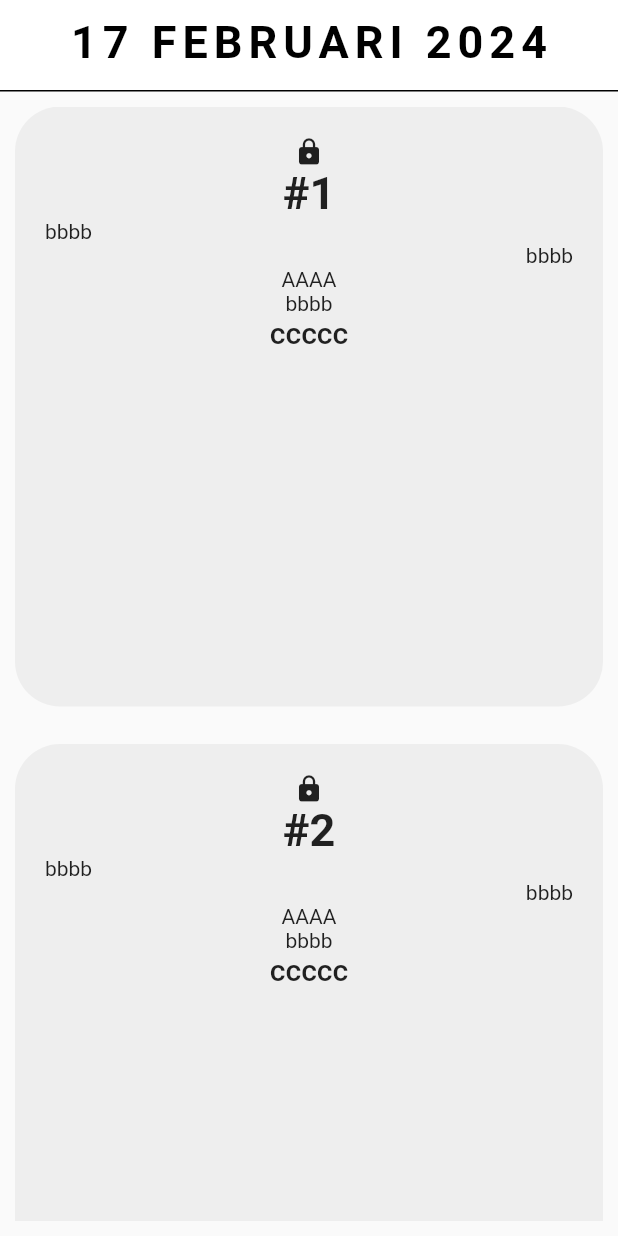
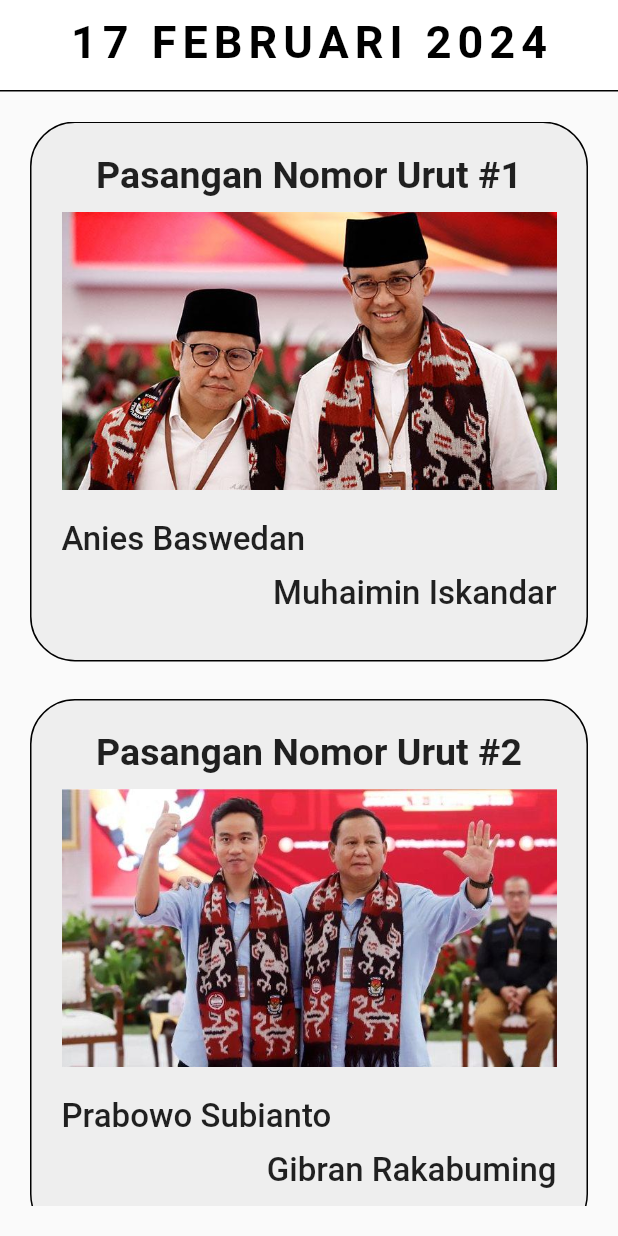
Before and after one commit to PS21michael/skripsilocal, a Flutter app: the screen it shows after launch, on a phone screen of 412 x 824 dp. Run offline on Flutter 3.47's test engine with Material 2 defaults, Android fonts, the phone set to English and light mode, and no system bars.

Commit message:
Add home page, finish

```diff
--- a/lib/main.dart
+++ b/lib/main.dart
@@ -16,7 +16,7 @@ class MyApp extends StatelessWidget {
     return MaterialApp(
       debugShowCheckedModeBanner: false,
       //home: MyHeader(),
-      home: HomePage(),
+      home: LandingPage(),
     );
   }
 }
--- a/lib/pages/components/my_tile.dart
+++ b/lib/pages/components/my_tile.dart
@@ -13,11 +13,11 @@ class myTile extends StatelessWidget {
   @override
   Widget build(BuildContext context) {
     return Container(
-      height: 400,
+      height: 360,
       decoration: BoxDecoration(
+        border: Border.all(width: 1),
         color: Colors.grey[200],
         borderRadius: BorderRadius.circular(30),
-
       ),
       margin: EdgeInsets.only(bottom: 25),
       //padding: EdgeInsets.all(25),
@@ -26,52 +26,49 @@ class myTile extends StatelessWidget {
         child: Column(
           crossAxisAlignment: CrossAxisAlignment.center,
           children: [
-            Icon(
-              Icons.lock,
-              size: 20,
-            ),
             Text(
               calon.nomorUrut,
               style: TextStyle(
                 fontWeight: FontWeight.bold,
-                fontSize: 30,
+                fontSize: 25,
               ),
             ),
+            SizedBox(height: 10),
+            Image.asset(
+              calon.imagePath,
+            ),
+            SizedBox(height: 10),
             SizedBox(
               child: Column(
                 children: [
+                  SizedBox(height: 10),
                   Align(
                     alignment: Alignment.centerLeft,
                     child: Text(
-                      calon.namaCawapres
+                      calon.namaCapres,
+                      style: TextStyle(
+                        fontSize: 22,
+                        fontWeight: FontWeight.w500,
+                      ),
                     ),
                   ),
+                  SizedBox(height: 10),
                   Align(
                     alignment: Alignment.centerRight,
                     child: Text(
-                        calon.namaCawapres
+                      calon.namaCawapres,
+                      style: TextStyle(
+                        fontSize: 22,
+                        fontWeight: FontWeight.w500,
+                      ),
                     ),
                   ),
-                  Text(
-                    calon.namaCapres,
-                  ),
-                  Text(
-                    calon.namaCawapres,
-                  ),
                 ],
-              ),
-            ),
-            Text(
-              calon.keterangan,
-              style: TextStyle(
-                fontWeight: FontWeight.w500,
-                fontSize: 20,
               ),
             ),
           ],
         ),
       ),
-
     );
   }
 }
--- a/lib/pages/data/calon.dart
+++ b/lib/pages/data/calon.dart
@@ -2,18 +2,17 @@ class Calon{
   String nomorUrut;
   String namaCapres;
   String namaCawapres;
-  String keterangan;
-  //String imagePath;
+  String imagePath;
 
   Calon({
     required this.nomorUrut,
     required this.namaCapres,
     required this.namaCawapres,
-    required this.keterangan,
+    required this.imagePath,
   });
 
   String get _nomorUrut => nomorUrut;
   String get _namaCapres => namaCapres;
   String get _namaCawapres => namaCawapres;
-  String get _keterangan => keterangan;
+  String get _imagePath => imagePath;
 }
--- /dev/null
+++ b/lib/pages/home_detail.dart
@@ -0,0 +1,10 @@
+import 'package:flutter/material.dart';
+
+class HomeDetail extends StatelessWidget {
+  const HomeDetail({super.key});
+
+  @override
+  Widget build(BuildContext context) {
+    return Scaffold();
+  }
+}
--- a/lib/pages/home_page.dart
+++ b/lib/pages/home_page.dart
@@ -10,22 +10,22 @@ class HomePage extends StatelessWidget {
 
   List calon = [
     Calon(
-        nomorUrut: '#1',
-        namaCapres: 'AAAA',
-        namaCawapres: 'bbbb',
-        keterangan: 'ccccc'
+        nomorUrut: 'Pasangan Nomor Urut #1',
+        namaCapres: 'Anies Baswedan',
+        namaCawapres: 'Muhaimin Iskandar',
+        imagePath: 'assets/1246755_720.jpg'
     ),
     Calon(
-        nomorUrut: '#2',
-        namaCapres: 'AAAA',
-        namaCawapres: 'bbbb',
-        keterangan: 'ccccc'
+        nomorUrut: 'Pasangan Nomor Urut #2',
+        namaCapres: 'Prabowo Subianto',
+        namaCawapres: 'Gibran Rakabuming',
+        imagePath: 'assets/Didukung-Banyak-Tokoh-Berpengaruh-Prabowo-Gibran-Makin-Kuat-di-Jabar.jpg'
     ),
     Calon(
-        nomorUrut: '#3',
-        namaCapres: 'AAAA',
-        namaCawapres: 'bbbb',
-        keterangan: 'ccccc'
+        nomorUrut: 'Pasangan Nomor Urut #3',
+        namaCapres: 'Ganjar Pranowo',
+        namaCawapres: 'Mahmud MD',
+        imagePath: 'assets/rakernas-iv-pdip-5_169-1.jpeg'
     ),
   ];
 
@@ -58,11 +58,11 @@ class HomePage extends StatelessWidget {
         children: [
           Expanded(
             child: Padding(
-              padding: const EdgeInsets.all(10.0),
+              padding: const EdgeInsets.all(20.0),
               child: ListView.builder(
                 itemCount: calon.length,
                 itemBuilder: (context, index) => myTile(
-                    calon: calon[index],
+                  calon: calon[index],
                 ),
               ),
             ),
--- a/lib/pages/landing_page.dart
+++ b/lib/pages/landing_page.dart
@@ -1,5 +1,6 @@
 import 'package:flutter/material.dart';
 import 'package:flutter/services.dart';
+import 'package:skripsilocal/pages/home_page.dart';
 import 'package:skripsilocal/pages/login_page.dart';
 
 class LandingPage extends StatefulWidget {
@@ -18,7 +19,7 @@ class _LandingPageState extends State<LandingPage> with  SingleTickerProviderSta
     Future.delayed(Duration(seconds: 5), () {
       Navigator.of(context).pushReplacement(
         MaterialPageRoute(
-          builder: (_) => LoginPage(),
+          builder: (_) => HomePage(),
         ),
       );
     });
--- a/pubspec.yaml
+++ b/pubspec.yaml
@@ -62,6 +62,9 @@ flutter:
   # To add assets to your application, add an assets section, like this:
   assets:
     - assets/logoPemilu.png
+    - assets/1246755_720.jpg
+    - assets/Didukung-Banyak-Tokoh-Berpengaruh-Prabowo-Gibran-Makin-Kuat-di-Jabar.jpg
+    - assets/rakernas-iv-pdip-5_169-1.jpeg
   #   - images/a_dot_ham.jpeg
 
   # An image asset can refer to one or more resolution-specific "variants", see
```
Also changed, not shown: assets/1246755_720.jpg (added), assets/Didukung-Banyak-Tokoh-Berpengaruh-Prabowo-Gibran-Makin-Kuat-di-Jabar.jpg (added), assets/rakernas-iv-pdip-5_169-1.jpeg (added).
